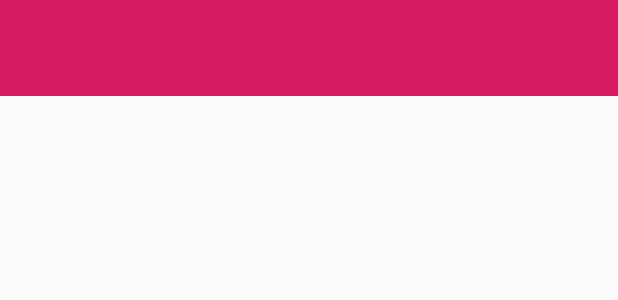
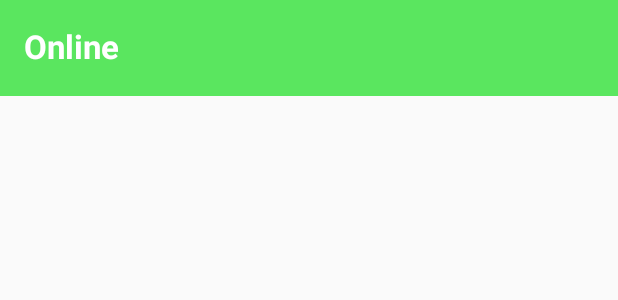
Before and after one commit to pmesa48/ChiperReddit, an Android app: the layout fragment_connectivity.xml on its own in the app's theme, with its tools: preview values and no code run, on a phone screen of 412 x 824 dp. Shown: the top 300 px of the screen. Run offline under Robolectric (Android 15) with nearby library versions, the phone set to English and light mode, and no system bars.

Commit message:
Changed offline and online colors

```diff
--- a/app/src/main/java/com/pmesa/chiperreddit/view/connectivity/ConnectivityFragment.kt
+++ b/app/src/main/java/com/pmesa/chiperreddit/view/connectivity/ConnectivityFragment.kt
@@ -33,7 +33,7 @@ class ConnectivityFragment : Fragment() {
     fun makeUnavailable() {
         isAvailable = false
         connectivity_container.visibility = View.VISIBLE
-        connectivity_container.setBackgroundResource(R.color.colorAccent)
+        connectivity_container.setBackgroundResource(R.color.colorOffline)
         connectivity_status_tv.text = getString(R.string.tag_offline)
     }
 
@@ -41,7 +41,7 @@ class ConnectivityFragment : Fragment() {
         if(!isAvailable) {
             isAvailable = true
             connectivity_container.visibility = View.VISIBLE
-            connectivity_container.setBackgroundResource(R.color.colorPrimaryDark)
+            connectivity_container.setBackgroundResource(R.color.colorOnline)
             connectivity_status_tv.text = getString(R.string.tag_online)
             Handler().postDelayed({ connectivity_container.visibility = View.GONE }, 2000)
         }
--- a/app/src/main/res/layout/fragment_connectivity.xml
+++ b/app/src/main/res/layout/fragment_connectivity.xml
@@ -4,7 +4,7 @@
     android:layout_width="match_parent"
     android:layout_height="64dp"
     android:id="@+id/connectivity_container"
-    android:background="@color/colorAccent"
+    android:background="@color/colorOnline"
     android:padding="16dp"
     tools:context=".view.connectivity.ConnectivityFragment">
 
@@ -14,6 +14,7 @@
         android:textSize="22sp"
         android:layout_centerVertical="true"
         android:textStyle="bold"
+        android:text="@string/tag_online"
         android:textColor="@color/cardview_light_background"
         android:layout_height="match_parent" />
 
--- a/app/src/main/res/values/colors.xml
+++ b/app/src/main/res/values/colors.xml
@@ -6,4 +6,6 @@
 
     <color name="colorBackground">#DFDFDF</color>
     <color name="colorDividerBackground">#555555</color>
+    <color name="colorOnline">#5AE65F</color>
+    <color name="colorOffline">#F72E2E</color>
 </resources>
```
